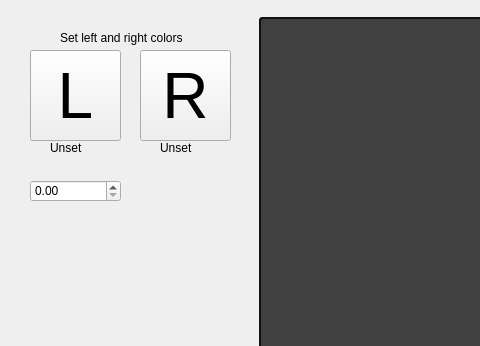
Old version of the form Tower_of_Lights_Editor_V3/mainwindow.ui in the repository ThereIsNoEscape/cs383project; both pictures show x 0 to 480 and y 0 to 346 of the 1024 by 958 pixel window.
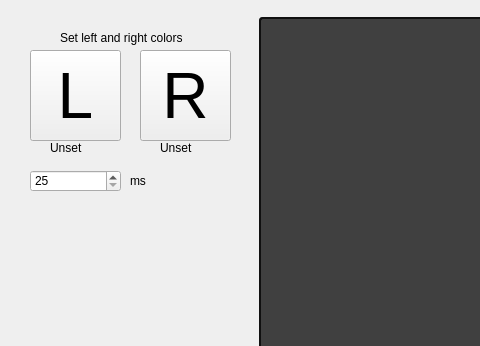
New version of the form.

Diff of the .ui file:
```diff
--- a/Tower_of_Lights_Editor_V3/mainwindow.ui
+++ b/Tower_of_Lights_Editor_V3/mainwindow.ui
@@ -213,14 +213,36 @@
      <string>Unset</string>
     </property>
    </widget>
-   <widget class="QDoubleSpinBox" name="doubleSpinBox">
+   <widget class="QSpinBox" name="spinBox">
     <property name="geometry">
      <rect>
       <x>30</x>
-      <y>180</y>
+      <y>170</y>
       <width>91</width>
       <height>22</height>
      </rect>
+    </property>
+    <property name="minimumSize">
+     <size>
+      <width>91</width>
+      <height>22</height>
+     </size>
+    </property>
+    <property name="minimum">
+     <number>25</number>
+    </property>
+   </widget>
+   <widget class="QLabel" name="label_4">
+    <property name="geometry">
+     <rect>
+      <x>130</x>
+      <y>170</y>
+      <width>21</width>
+      <height>21</height>
+     </rect>
+    </property>
+    <property name="text">
+     <string>ms</string>
     </property>
    </widget>
   </widget>
```
